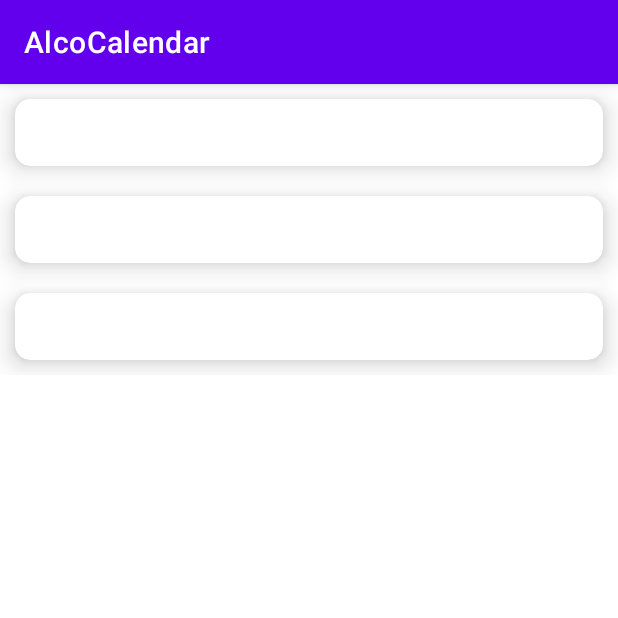
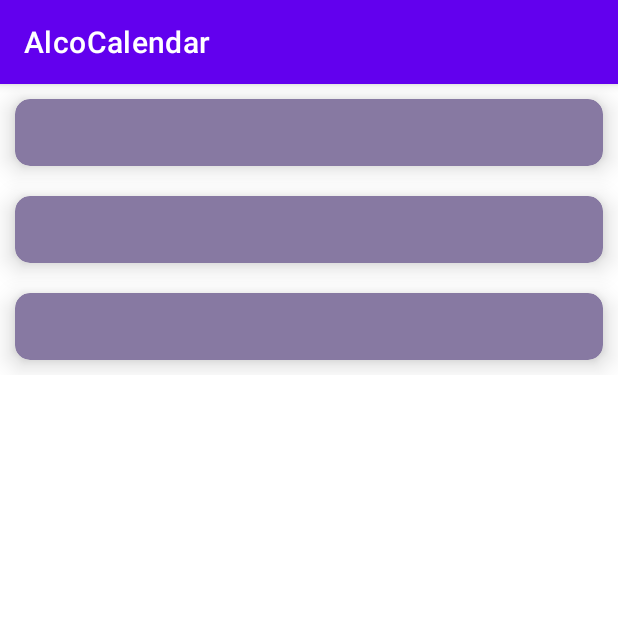
Before and after one commit to Posse666/Calendar, an Android app: the fragment StatisticFragment shown on its own in the app's theme, on a phone screen of 412 x 824 dp, the top half of it. Run offline under Robolectric (Android 15) with nearby library versions, the phone set to English and light mode, and no system bars; 2 statements that could not run were skipped.

Commit message:
added card background depending on weather

```diff
--- a/app/src/main/AndroidManifest.xml
+++ b/app/src/main/AndroidManifest.xml
@@ -1,6 +1,8 @@
 <?xml version="1.0" encoding="utf-8"?>
 <manifest xmlns:android="http://schemas.android.com/apk/res/android"
     package="com.posse.kotlin1.calendar">
+
+    <uses-permission android:name="android.permission.INTERNET" />
 
     <application
         android:allowBackup="true"
--- a/app/src/main/java/com/posse/kotlin1/calendar/model/OfflineData.kt
+++ b/app/src/main/java/com/posse/kotlin1/calendar/model/OfflineData.kt
@@ -6,12 +6,20 @@ import android.content.SharedPreferences
 private const val KEY = "Calendar preferences"
 private const val KEY_TEMPERATURE = "Calendar temperature"
 
-class OfflineData(
-    context: Context,
-    private val PrefsData: SharedPreferences? = context.getSharedPreferences(
+class OfflineData private constructor(context: Context) {
+    val prefsData: SharedPreferences = context.getSharedPreferences(
         KEY, Context.MODE_PRIVATE
     )
-)
+
+    companion object {
+        private var single: OfflineData? = null
+
+        fun getInstance(context: Context): OfflineData {
+            if (single == null) single = OfflineData(context)
+            return single!!
+        }
+    }
+}
 
 var SharedPreferences.temperature: Int
     get() = this.getInt(KEY_TEMPERATURE, 0)
--- a/app/src/main/java/com/posse/kotlin1/calendar/model/Repository.kt
+++ b/app/src/main/java/com/posse/kotlin1/calendar/model/Repository.kt
@@ -1,5 +1,6 @@
 package com.posse.kotlin1.calendar.model
 
+import android.content.Context
 import androidx.lifecycle.LiveData
 import java.time.LocalDate
 
@@ -14,4 +15,8 @@ interface Repository {
     fun changeState(date: LocalDate)
 
     fun getTemperature(): LiveData<Int>
+
+    fun refreshTemperature(context: Context)
+
+    fun getStartTemperature(context: Context): Int
 }
--- a/app/src/main/java/com/posse/kotlin1/calendar/model/RepositoryImpl.kt
+++ b/app/src/main/java/com/posse/kotlin1/calendar/model/RepositoryImpl.kt
@@ -1,7 +1,10 @@
 package com.posse.kotlin1.calendar.model
 
+import android.content.Context
+import android.util.Log
 import androidx.lifecycle.LiveData
 import androidx.lifecycle.MutableLiveData
+import com.posse.kotlin1.calendar.view.statistic.WeatherLoader
 import java.time.LocalDate
 
 object RepositoryImpl : Repository {
@@ -34,4 +37,25 @@ object RepositoryImpl : Repository {
     }
 
     override fun getTemperature(): LiveData<Int> = temperature
+
+    override fun refreshTemperature(context: Context) {
+        val onLoadListener: WeatherLoader.WeatherLoaderListener =
+            object : WeatherLoader.WeatherLoaderListener {
+
+                override fun onLoaded(weatherDTO: WeatherDTO) {
+                    temperature.value = weatherDTO.main?.temp?.toInt()
+                    OfflineData.getInstance(context).prefsData.temperature = temperature.value ?: 0
+                }
+
+                override fun onFailed(throwable: Throwable) {
+                    Log.e("error", throwable.stackTrace.toString())
+                }
+            }
+        val loader = WeatherLoader(onLoadListener, "Moscow")
+        loader.loadWeather()
+    }
+
+    override fun getStartTemperature(context: Context): Int {
+        return OfflineData.getInstance(context).prefsData.temperature
+    }
 }
--- a/app/src/main/java/com/posse/kotlin1/calendar/view/pagerAdapter/SectionsPagerAdapter.kt
+++ b/app/src/main/java/com/posse/kotlin1/calendar/view/pagerAdapter/SectionsPagerAdapter.kt
@@ -6,8 +6,8 @@ import androidx.viewpager2.adapter.FragmentStateAdapter
 import com.posse.kotlin1.calendar.R
 import com.posse.kotlin1.calendar.view.FriendsFragment
 import com.posse.kotlin1.calendar.view.SettingsFragment
-import com.posse.kotlin1.calendar.view.StatisticFragment
 import com.posse.kotlin1.calendar.view.calendar.CalendarFragment
+import com.posse.kotlin1.calendar.view.statistic.StatisticFragment
 
 class SectionsPagerAdapter(fragmentActivity: FragmentActivity) :
     FragmentStateAdapter(fragmentActivity) {
--- a/app/src/main/java/com/posse/kotlin1/calendar/view/StatisticFragment.kt
+++ b/app/src/main/java/com/posse/kotlin1/calendar/view/statistic/StatisticFragment.kt
@@ -1,12 +1,16 @@
-package com.posse.kotlin1.calendar.view
+package com.posse.kotlin1.calendar.view.statistic
 
 import android.os.Bundle
+import android.os.Handler
+import android.os.Looper
 import android.view.LayoutInflater
 import android.view.View
 import android.view.ViewGroup
 import androidx.appcompat.widget.AppCompatTextView
+import androidx.cardview.widget.CardView
 import androidx.fragment.app.Fragment
 import androidx.lifecycle.ViewModelProvider
+import com.google.android.material.animation.ArgbEvaluatorCompat
 import com.posse.kotlin1.calendar.R
 import com.posse.kotlin1.calendar.databinding.FragmentStatisticBinding
 import com.posse.kotlin1.calendar.viewModel.ALL_TIME
@@ -19,6 +23,16 @@ class StatisticFragment : Fragment() {
     private val viewModel: StatisticViewModel by lazy {
         ViewModelProvider(this).get(StatisticViewModel::class.java)
     }
+    private val cards: Set<CardView> by lazy {
+        setOf(
+            binding.cardTotal,
+            binding.cardThisYear,
+            binding.cardAllTime
+        )
+    }
+    private val startTemperature: Int by lazy {
+        viewModel.getStartTemperature(requireContext()) + 40
+    }
 
     override fun onCreateView(
         inflater: LayoutInflater, container: ViewGroup?,
@@ -30,12 +44,44 @@ class StatisticFragment : Fragment() {
 
     override fun onViewCreated(view: View, savedInstanceState: Bundle?) {
         super.onViewCreated(view, savedInstanceState)
+        setBackgroundColor(startTemperature)
         viewModel.getLiveData().observe(viewLifecycleOwner, { updateStats() })
-        viewModel.getTemperature().observe(viewLifecycleOwner, { renderColor(it) })
+        viewModel.getTemperature().observe(viewLifecycleOwner, { updateColor(it) })
+        viewModel.refreshTemperature(requireContext())
     }
 
-    private fun renderColor(temperature: Int?) {
+    private fun setBackgroundColor(temperature: Int) {
+        cards.forEach {
+            it.setCardBackgroundColor(getColorFromTemperature(temperature))
+        }
+    }
 
+    private fun getColorFromTemperature(temperature: Int): Int {
+        return ArgbEvaluatorCompat.getInstance()
+            .evaluate(
+                temperature / 100f,
+                context?.resources?.getColor(android.R.color.holo_blue_dark, null),
+                context?.resources?.getColor(android.R.color.holo_red_dark, null)
+            )
+    }
+
+    private fun updateColor(temperature: Int) {
+        val handler = Handler(Looper.getMainLooper())
+        Thread {
+            if ((temperature + 40) > startTemperature) {
+                for (i in startTemperature + 1..temperature + 40) {
+                    handler.post {
+                        setBackgroundColor(i)
+                    }
+                    Thread.sleep(100)
+                }
+            } else for (i in startTemperature - 1 downTo temperature + 40) {
+                handler.post {
+                    setBackgroundColor(i)
+                }
+                Thread.sleep(100)
+            }
+        }.start()
     }
 
     private fun updateStats() {
--- /dev/null
+++ b/app/src/main/java/com/posse/kotlin1/calendar/view/statistic/WeatherLoader.kt
@@ -0,0 +1,61 @@
+package com.posse.kotlin1.calendar.view.statistic
+
+import android.os.Handler
+import android.os.Looper
+import android.util.Log
+import com.google.gson.Gson
+import com.posse.kotlin1.calendar.model.WeatherDTO
+import java.io.BufferedReader
+import java.io.InputStreamReader
+import java.net.MalformedURLException
+import java.net.URL
+import java.util.stream.Collectors
+import javax.net.ssl.HttpsURLConnection
+
+private const val WEATHER_API_KEY = "f3aa9070cc9d3224ac670f2e0f0a47c9"
+
+class WeatherLoader(
+    private val listener: WeatherLoaderListener,
+    private val city: String,
+) {
+
+    fun loadWeather() {
+        try {
+            val uri =
+                URL("https://api.openweathermap.org/data/2.5/weather?q=${city}&appid=${WEATHER_API_KEY}&units=metric")
+            val handler = Handler(Looper.getMainLooper())
+            Thread {
+                lateinit var urlConnection: HttpsURLConnection
+                try {
+                    urlConnection = uri.openConnection() as HttpsURLConnection
+                    urlConnection.requestMethod = "GET"
+                    urlConnection.readTimeout = 10000
+                    val bufferedReader =
+                        BufferedReader(InputStreamReader(urlConnection.inputStream))
+                    val weatherDTO: WeatherDTO =
+                        Gson().fromJson(getLines(bufferedReader), WeatherDTO::class.java)
+                    handler.post { listener.onLoaded(weatherDTO) }
+                } catch (e: Exception) {
+                    Log.e("", "Fail connection", e)
+                    e.printStackTrace()
+                    listener.onFailed(e)
+                } finally {
+                    urlConnection.disconnect()
+                }
+            }.start()
+        } catch (e: MalformedURLException) {
+            Log.e("", "Fail URI", e)
+            e.printStackTrace()
+            listener.onFailed(e)
+        }
+    }
+
+    private fun getLines(reader: BufferedReader): String {
+        return reader.lines().collect(Collectors.joining("\n"))
+    }
+
+    interface WeatherLoaderListener {
+        fun onLoaded(weatherDTO: WeatherDTO)
+        fun onFailed(throwable: Throwable)
+    }
+}
--- a/app/src/main/java/com/posse/kotlin1/calendar/viewModel/StatisticViewModel.kt
+++ b/app/src/main/java/com/posse/kotlin1/calendar/viewModel/StatisticViewModel.kt
@@ -1,5 +1,6 @@
 package com.posse.kotlin1.calendar.viewModel
 
+import android.content.Context
 import androidx.lifecycle.Transformations
 import java.time.LocalDate
 import java.time.Year
@@ -40,4 +41,8 @@ class StatisticViewModel : BaseStatsViewModel() {
     }
 
     fun getTemperature() = temperature
+
+    fun getStartTemperature(context: Context) = repository.getStartTemperature(context)
+
+    fun refreshTemperature(context: Context) = repository.refreshTemperature(context)
 }
--- a/app/src/main/res/layout/fragment_statistic.xml
+++ b/app/src/main/res/layout/fragment_statistic.xml
@@ -10,21 +10,27 @@
         android:orientation="vertical"
         tools:context=".view.StatisticFragment">
 
-        <androidx.cardview.widget.CardView style="@style/CardStatisticStyle">
+        <androidx.cardview.widget.CardView
+            android:id="@+id/cardTotal"
+            style="@style/CardStatisticStyle">
 
             <include
                 android:id="@+id/totalYearStats"
                 layout="@layout/main_stats" />
         </androidx.cardview.widget.CardView>
 
-        <androidx.cardview.widget.CardView style="@style/CardStatisticStyle">
+        <androidx.cardview.widget.CardView
+            android:id="@+id/cardThisYear"
+            style="@style/CardStatisticStyle">
 
             <include
                 android:id="@+id/longestDrinkThisYear"
                 layout="@layout/main_stats" />
         </androidx.cardview.widget.CardView>
 
-        <androidx.cardview.widget.CardView style="@style/CardStatisticStyle">
+        <androidx.cardview.widget.CardView
+            android:id="@+id/cardAllTime"
+            style="@style/CardStatisticStyle">
 
             <include
                 android:id="@+id/longestDrinkAllTime"
```
Also changed, not shown: app/build.gradle (+4 -3 lines), app/src/main/java/com/posse/kotlin1/calendar/model/WeatherDTO.kt (added, +9 -0 lines).
